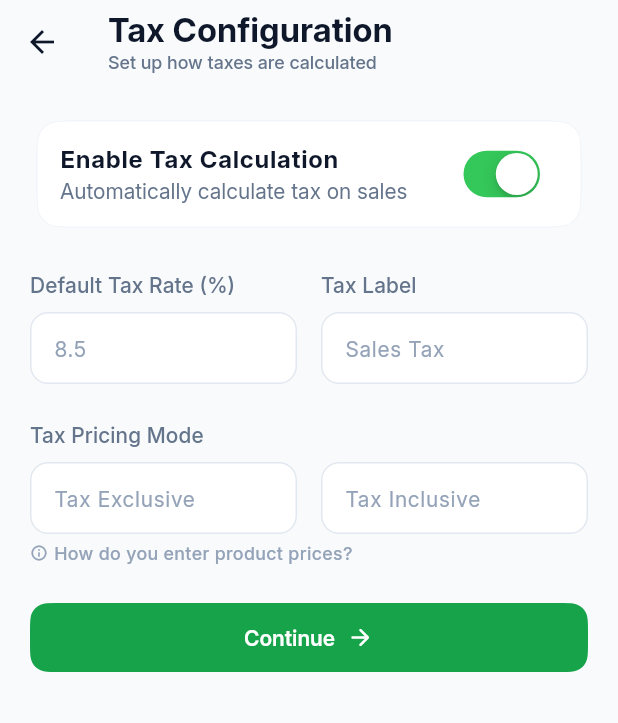
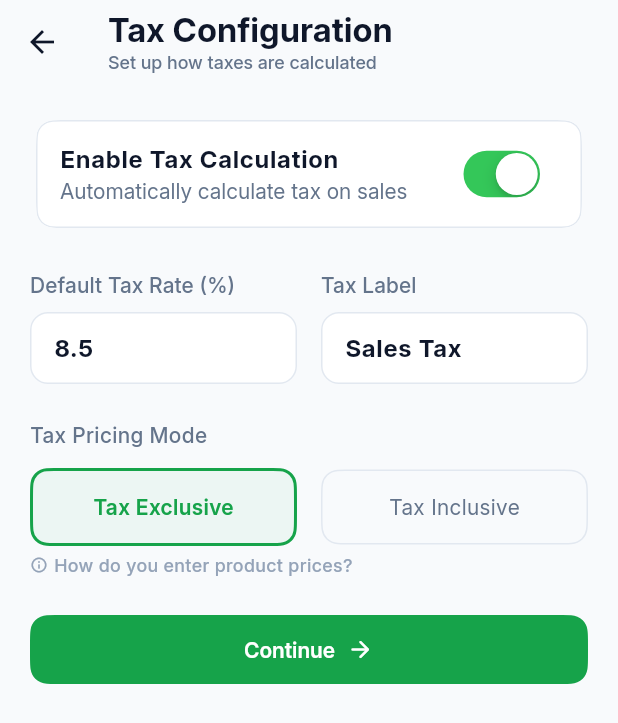
Before and after one commit to muhd-fahad/shelfo, a Flutter app: the TaxConfigScreen screen opened by its route, on a phone screen of 412 x 824 dp. Shown: the top 723 px of the screen. Run offline on Flutter 3.47's test engine with Material 3 defaults, Android fonts, the phone set to English and light mode, and no system bars; our stand-ins replace flutter_svg, hive_ce, hive_ce_flutter; accounts and stored records are empty; statements that could not run were skipped.

Commit message:
tax config updated

```diff
--- a/lib/main.dart
+++ b/lib/main.dart
@@ -4,6 +4,7 @@ import 'package:provider/provider.dart';
 import 'package:shelfo/hive_registrar.g.dart';
 import 'package:shelfo/provider/business_provider.dart';
 import 'package:shelfo/provider/navigation_provider.dart';
+import 'package:shelfo/provider/tax_provider.dart';
 import 'package:shelfo/routes/app_routes.dart';
 import 'package:shelfo/utils/theme/theme.dart';
 
@@ -24,6 +25,7 @@ class MyApp extends StatelessWidget {
       providers: [
         ChangeNotifierProvider(create: (_) => NavigationProvider()),
         ChangeNotifierProvider(create: (_) => BusinessProvider()),
+        ChangeNotifierProvider(create: (_) => TaxProvider()),
       ],
       child: MaterialApp(
         title: 'Shelfo inventory',
--- /dev/null
+++ b/lib/provider/tax_provider.dart
@@ -0,0 +1,75 @@
+import 'package:flutter/material.dart';
+import 'package:hive_ce/hive_ce.dart';
+import 'package:shelfo/models/tax/tax_config_model.dart';
+import 'package:shelfo/models/tax/tax_pricing_mode.dart';
+
+class TaxProvider extends ChangeNotifier {
+  static const String _boxName = 'taxBox';
+  static const String _taxKey = 'taxData';
+
+  final TextEditingController taxRateController = TextEditingController(text: "8.5");
+  final TextEditingController taxLabelController = TextEditingController(text: "Sales Tax");
+
+  bool _isTaxEnabled = true;
+  bool get isTaxEnabled => _isTaxEnabled;
+
+  TaxPricingMode _pricingMode = TaxPricingMode.exclusive;
+  TaxPricingMode get pricingMode => _pricingMode;
+
+  bool _isLoading = true;
+  bool get isLoading => _isLoading;
+
+  TaxProvider() {
+    _loadTaxConfig();
+  }
+
+  Future<void> _loadTaxConfig() async {
+    _isLoading = true;
+    notifyListeners();
+
+    final box = await Hive.openBox<TaxConfig>(_boxName);
+    final config = box.get(_taxKey);
+
+    if (config != null) {
+      _isTaxEnabled = config.isTaxEnabled;
+      taxRateController.text = config.defaultTaxRate.toString();
+      taxLabelController.text = config.taxLabel;
+      _pricingMode = config.pricingMode;
+    }
+
+    _isLoading = false;
+    notifyListeners();
+  }
+
+  void toggleTaxEnabled(bool value) {
+    _isTaxEnabled = value;
+    notifyListeners();
+  }
+
+  void setPricingMode(TaxPricingMode mode) {
+    _pricingMode = mode;
+    notifyListeners();
+  }
+
+  Future<void> saveTaxConfig() async {
+    final config = TaxConfig(
+      isTaxEnabled: _isTaxEnabled,
+      defaultTaxRate: double.tryParse(taxRateController.text) ?? 0.0,
+      taxLabel: taxLabelController.text,
+      pricingMode: _pricingMode,
+    );
+
+    final box = await Hive.openBox<TaxConfig>(_boxName);
+    await box.put(_taxKey, config);
+
+    debugPrint("Saved Tax Config to Hive");
+    notifyListeners();
+  }
+
+  @override
+  void dispose() {
+    taxRateController.dispose();
+    taxLabelController.dispose();
+    super.dispose();
+  }
+}
--- a/lib/screens/onboard/tax_config_screen.dart
+++ b/lib/screens/onboard/tax_config_screen.dart
@@ -1,5 +1,8 @@
 import 'package:flutter/cupertino.dart';
 import 'package:flutter/material.dart';
+import 'package:provider/provider.dart';
+import 'package:shelfo/models/tax/tax_pricing_mode.dart';
+import 'package:shelfo/provider/tax_provider.dart';
 import 'package:shelfo/routes/app_routes.dart';
 import 'package:shelfo/utils/theme/theme.dart';
 import 'package:shelfo/utils/theme/theme_constants.dart';
@@ -10,10 +13,18 @@ class TaxConfigScreen extends StatelessWidget {
 
   @override
   Widget build(BuildContext context) {
+    final taxProvider = Provider.of<TaxProvider>(context);
+
+    if (taxProvider.isLoading) {
+      return const Scaffold(
+        body: Center(child: CircularProgressIndicator()),
+      );
+    }
+
     return Scaffold(
       appBar: AppBar(
         title: Column(
-          crossAxisAlignment: .start,
+          crossAxisAlignment: CrossAxisAlignment.start,
           children: [
             Text(
               "Tax Configuration",
@@ -26,27 +37,32 @@ class TaxConfigScreen extends StatelessWidget {
           ],
         ),
       ),
-      body: Padding(
+      body: SingleChildScrollView(
         padding: const EdgeInsets.symmetric(horizontal: 20.0, vertical: 20),
         child: Column(
           spacing: 24,
           mainAxisAlignment: .start,
           crossAxisAlignment: .center,
           children: [
-
-
             Card(
-
+              elevation: 0,
+              shape: RoundedSuperellipseBorder(
+                borderRadius: AppRadius.md,
+                side: const BorderSide(color: AppColors.border),
+              ),
               child: ListTile(
-                title: Text("Enable Tax Calculation"),
-                subtitle: Text("Automatically calculate tax on sales"),
+                title: const Text("Enable Tax Calculation"),
+                subtitle: const Text("Automatically calculate tax on sales"),
                 subtitleTextStyle: SFOAppTheme.light.textTheme.bodyMedium,
-                trailing: CupertinoSwitch(value: true, onChanged: (value) {
-
-                },),
+                trailing: CupertinoSwitch(
+                  value: taxProvider.isTaxEnabled,
+                  onChanged: (value) {
+                    taxProvider.toggleTaxEnabled(value);
+                  },
                 ),
               ),
-
+            ),
+            if (taxProvider.isTaxEnabled) ...[
               Row(
                 mainAxisSize: .max,
                 spacing: AppSpacing.lg,
@@ -55,50 +71,81 @@ class TaxConfigScreen extends StatelessWidget {
                     child: InputWidget(
                       title: "Default Tax Rate (%)",
                       hint: "8.5",
+                      controller: taxProvider.taxRateController,
+                      keyboardType: const TextInputType.numberWithOptions(decimal: true),
                     ),
                   ),
                   Expanded(
-                  child: InputWidget(title: "Tax Label", hint: "Sales Tax"),
+                    child: InputWidget(
+                      title: "Tax Label",
+                      hint: "Sales Tax",
+                      controller: taxProvider.taxLabelController,
+                    ),
                   ),
                 ],
               ),
               Column(
+                crossAxisAlignment: CrossAxisAlignment.start,
                 spacing: AppSpacing.xs,
                 children: [
+                  Text(
+                    "Tax Pricing Mode",
+                    style: SFOAppTheme.light.textTheme.labelLarge?.copyWith(
+                      fontWeight: FontWeight.w500,
+                      color: AppColors.textSecondary,
+                    ),
+                  ),
+                  const SizedBox(height: 4),
                   Row(
                     mainAxisSize: .max,
                     spacing: AppSpacing.lg,
                     children: [
                       Expanded(
-                      child: InputWidget(
-                        title: "Tax Pricing Mode",
-                        hint: "Tax Exclusive",
+                        child: _PricingModeCard(
+                          title: "Tax Exclusive",
+                          isSelected: taxProvider.pricingMode == TaxPricingMode.exclusive,
+                          onTap: () => taxProvider.setPricingMode(TaxPricingMode.exclusive),
                         ),
                       ),
                       Expanded(
-                      child: InputWidget(title: " ", hint: "Tax Inclusive"),
+                        child: _PricingModeCard(
+                          title: "Tax Inclusive",
+                          isSelected: taxProvider.pricingMode == TaxPricingMode.inclusive,
+                          onTap: () => taxProvider.setPricingMode(TaxPricingMode.inclusive),
+                        ),
                       ),
                     ],
                   ),
                   Row(
                     spacing: AppSpacing.xs,
                     children: [
-                    Icon(Icons.info_outline_rounded,size: AppSpacing.md,color: AppColors.textMuted,),
-                    Text("How do you enter product prices?",style: AppTextStyles.label,)
+                      const Icon(
+                        Icons.info_outline_rounded,
+                        size: AppSpacing.md,
+                        color: AppColors.textMuted,
+                      ),
+                      Text(
+                        "How do you enter product prices?",
+                        style: AppTextStyles.label,
+                      )
                     ],
                   )
                 ],
               ),
+            ],
             SizedBox(
-              width: .infinity,
+              width: double.infinity,
               child: FilledButton(
-                onPressed: () {
+                onPressed: () async {
+                  await taxProvider.saveTaxConfig();
+                  if (context.mounted) {
                     Navigator.pushNamed(context, AppRoutes.invoiceSettings);
+                  }
                 },
-                child: Row(
+                child: const Row(
                   spacing: AppSpacing.sm,
-                  crossAxisAlignment: .center,
-                  mainAxisAlignment: .center,
+                  crossAxisAlignment: CrossAxisAlignment.center,
+                  mainAxisAlignment: MainAxisAlignment.center,
                   children: [
                     Text("Continue"),
                     Icon(Icons.arrow_forward_rounded),
@@ -112,3 +159,45 @@ class TaxConfigScreen extends StatelessWidget {
     );
   }
 }
+
+class _PricingModeCard extends StatelessWidget {
+  final String title;
+  final bool isSelected;
+  final VoidCallback onTap;
+
+  const _PricingModeCard({
+    required this.title,
+    required this.isSelected,
+    required this.onTap,
+  });
+
+  @override
+  Widget build(BuildContext context) {
+    return InkWell(
+      onTap: onTap,
+      borderRadius: BorderRadius.circular(12),
+      child: Container(
+        padding: const EdgeInsets.symmetric(vertical: 14),
+        decoration: ShapeDecoration(
+          color: isSelected ? AppColors.primary.withOpacity(0.05) : Colors.transparent,
+          shape: RoundedSuperellipseBorder(
+            borderRadius: AppRadius.md,
+            side: BorderSide(
+              color: isSelected ? AppColors.primary : AppColors.border,
+              width: isSelected ? 2 : 1,
+            ),
+          ),
+        ),
+        child: Center(
+          child: Text(
+            title,
+            style: TextStyle(
+              color: isSelected ? AppColors.primary : AppColors.textSecondary,
+              fontWeight: isSelected ? FontWeight.w600 : FontWeight.w400,
+            ),
+          ),
+        ),
+      ),
+    );
+  }
+}
```
Also changed, not shown: lib/hive_registrar.g.dart. Lines whose indentation alone changed are shown as unchanged.
